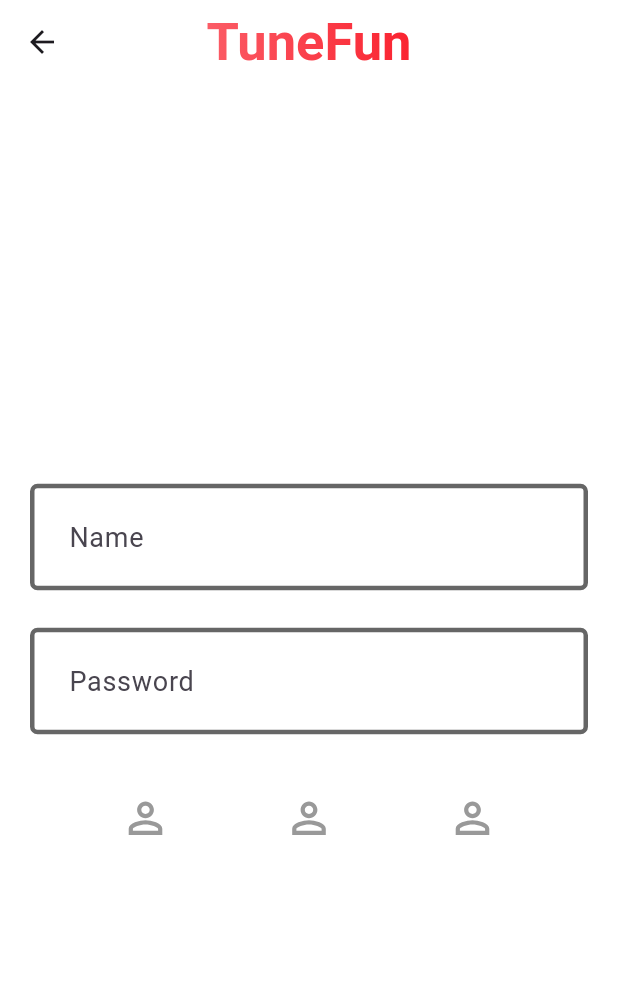
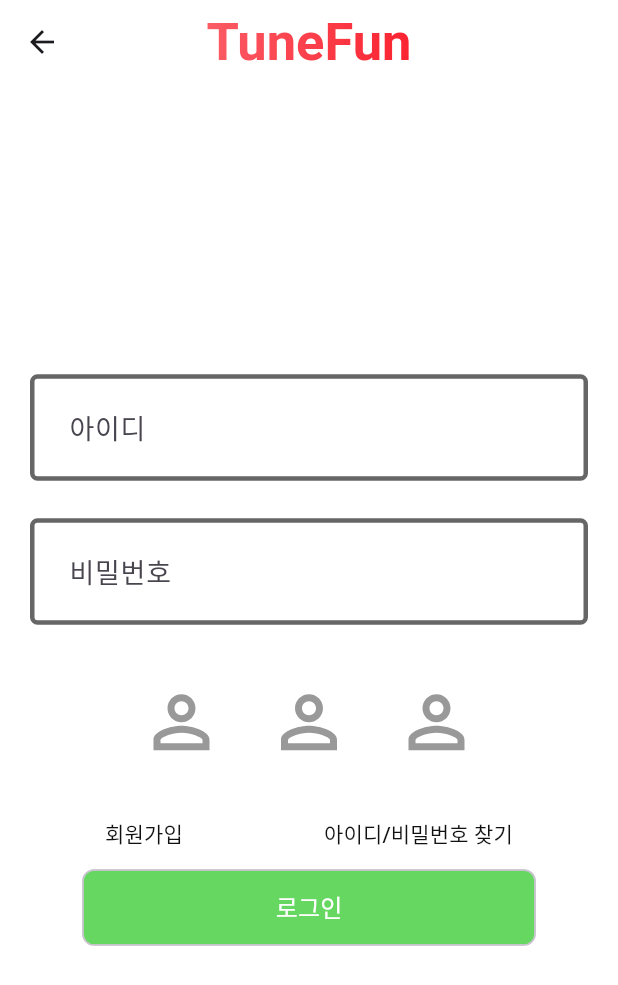
Before and after one commit to Tune-Fun/TUNE_FUN_FRONTEND_V1, a Flutter app: the LoginScreen screen opened directly, on a phone screen of 412 x 824 dp. Shown: the top 985 px of the screen. Run offline on Flutter 3.47's test engine with Material 3 defaults, Android fonts, the phone set to English and light mode, and no system bars; our stand-ins replace flutter_riverpod, flutter_svg, fpdart, logger, timeago; missing offline and left inert: amplify_analytics_pinpoint, amplify_auth_cognito, amplify_core, patrol; network calls fail; Roboto replaces fonts that are missing (Pretendart).

Commit message:
feat: sign up main screen

```diff
--- /dev/null
+++ b/lib/common/common.dart
@@ -0,0 +1 @@
+export 'square_button.dart';
--- /dev/null
+++ b/lib/common/square_button.dart
@@ -0,0 +1,38 @@
+import 'package:flutter/material.dart';
+import 'package:tunefun_front/theme/theme.dart';
+
+class SquareButton extends StatelessWidget {
+  final VoidCallback onTap;
+  final String label;
+  final Color backgroundColor;
+  final Color textColor;
+
+  const SquareButton({
+    super.key,
+    required this.onTap,
+    required this.label,
+    this.backgroundColor = Pallete.greenColor,
+    this.textColor = Pallete.bgMainColor,
+  });
+
+  @override
+  Widget build(BuildContext context) {
+    return InkWell(
+      onTap: onTap,
+      child: Chip(
+        label: Text(
+          label,
+          style: TextStyle(
+            color: textColor,
+            fontSize: 16,
+          ),
+        ),
+        backgroundColor: backgroundColor,
+        labelPadding: const EdgeInsets.symmetric(
+          horizontal: 120,
+          vertical: 5,
+        ),
+      ),
+    );
+  }
+}
--- a/lib/constants/image_constants.dart
+++ b/lib/constants/image_constants.dart
@@ -1,5 +1,6 @@
 class ImageConstants {
   static const String _svgsPath = 'assets/images';
+  static const String alarmIcon = '$_svgsPath/alarm.svg';
   static const String searchIcon = '$_svgsPath/search.svg';
   static const String sortIcon = '$_svgsPath/sort.svg';
   static const String voteIcon = '$_svgsPath/vote.svg';
--- /dev/null
+++ b/lib/core/core.dart
@@ -0,0 +1,2 @@
+export './failure.dart';
+export './type_def.dart';
--- /dev/null
+++ b/lib/core/type_def.dart
@@ -0,0 +1,5 @@
+import 'package:fpdart/fpdart.dart';
+import 'package:tunefun_front/core/core.dart';
+
+typedef FutureEither<T> = Future<Either<Failure, T>>;
+typedef FutureEitherVoid = FutureEither<void>;
--- a/lib/features/auth/views/login_view.dart
+++ b/lib/features/auth/views/login_view.dart
@@ -1,9 +1,11 @@
 import 'package:flutter/material.dart';
 import 'package:flutter_riverpod/flutter_riverpod.dart';
 import 'package:flutter_svg/flutter_svg.dart';
+import 'package:tunefun_front/common/common.dart';
 import 'package:tunefun_front/constants/constants.dart';
-import 'package:tunefun_front/constants/ui_constants.dart';
+import 'package:tunefun_front/features/auth/views/signup_main_view.dart';
 import 'package:tunefun_front/features/auth/widgets/auth_field.dart';
+import 'package:tunefun_front/theme/pallete.dart';
 
 class LoginScreen extends ConsumerStatefulWidget {
   static route() =>
@@ -21,7 +23,6 @@
 
   @override
   void dispose() {
-    // TODO: implement dispose
     super.dispose();
     usernameController.dispose();
     passwordController.dispose();
@@ -39,17 +40,17 @@
               children: [
                 AuthField(
                   controller: usernameController,
-                  hintText: 'Name',
+                  hintText: '아이디',
                 ),
                 const SizedBox(
                   height: 25,
                 ),
                 AuthField(
                   controller: passwordController,
-                  hintText: 'Password',
+                  hintText: '비밀번호',
                 ),
                 const SizedBox(
-                  height: 44,
+                  height: 45,
                 ),
                 Row(
                   mainAxisAlignment: MainAxisAlignment.center,
@@ -58,30 +59,68 @@
                       onTap: () {},
                       child: SvgPicture.asset(
                         ImageConstants.profileOutlinedIcon,
-                        height: 24,
-                        width: 24,
+                        height: 40,
+                        width: 40,
                       ),
                     ),
-                    const SizedBox(width: 85),
+                    const SizedBox(width: 45),
                     GestureDetector(
                       onTap: () {},
                       child: SvgPicture.asset(
                         ImageConstants.profileOutlinedIcon,
-                        height: 24,
-                        width: 24,
+                        height: 40,
+                        width: 40,
                       ),
                     ),
-                    const SizedBox(width: 85),
+                    const SizedBox(width: 45),
                     GestureDetector(
                       onTap: () {},
                       child: SvgPicture.asset(
                         ImageConstants.profileOutlinedIcon,
-                        height: 24,
-                        width: 24,
+                        height: 40,
+                        width: 40,
                       ),
                     ),
                   ],
-                )
+                ),
+                const SizedBox(
+                  height: 30,
+                ),
+                Row(
+                  mainAxisAlignment: MainAxisAlignment.center,
+                  children: [
+                    TextButton(
+                      onPressed: () {
+                        Navigator.push(context, SignUpMainScreen.route());
+                      },
+                      child: const Text(
+                        '회원가입',
+                        style: TextStyle(
+                          color: Pallete.textMainColor,
+                        ),
+                      ),
+                    ),
+                    const SizedBox(
+                      width: 70,
+                    ),
+                    TextButton(
+                      onPressed: () {},
+                      child: const Text(
+                        '아이디/비밀번호 찾기',
+                        style: TextStyle(
+                          color: Pallete.textMainColor,
+                        ),
+                      ),
+                    ),
+                  ],
+                ),
+                Align(
+                  alignment: Alignment.center,
+                  child: SquareButton(
+                    onTap: () {},
+                    label: '로그인',
+                  ),
+                ),
               ],
             ),
           ),
--- a/lib/theme/pallete.dart
+++ b/lib/theme/pallete.dart
@@ -11,4 +11,5 @@
   static const Color pointColor = Color.fromRGBO(251, 92, 102, 1);
   static const Color pinkColor = Color.fromRGBO(251, 92, 102, 1);
   static const Color redColor = Color.fromRGBO(250, 35, 48, 1);
+  static const Color borderColor = Color.fromRGBO(217, 217, 217, 1);
 }
```
Also changed, not shown: lib/core/enums/social_login_enum.dart (added, +27 -0 lines), lib/core/failure.dart (added, +9 -0 lines), lib/features/article/widgets/article_list.dart (+10 -0 lines), lib/features/auth/views/signup_main_view.dart (added, +49 -0 lines), lib/features/auth/widgets/email_signup_button.dart (added, +43 -0 lines), lib/features/auth/widgets/social_signup_button.dart (added, +61 -0 lines), lib/utils/utils.dart (added, +9 -0 lines), assets/images/alarm.svg (added).
